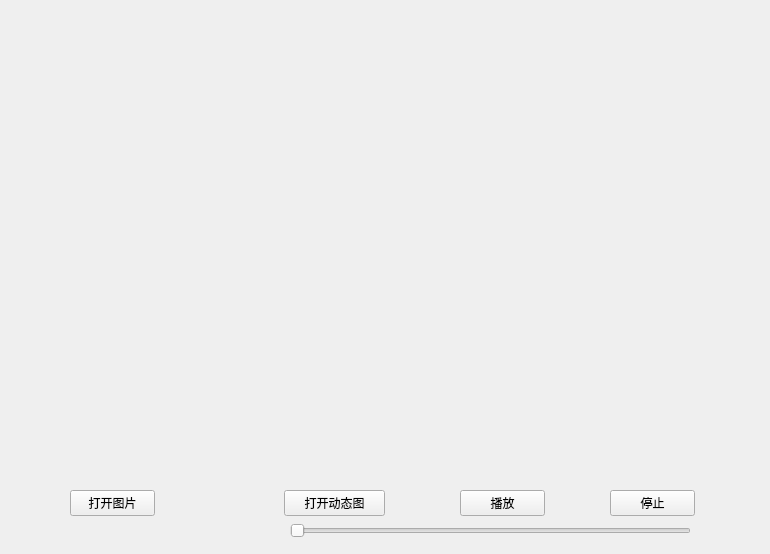
Old version of the form PictureView/widget.ui in the repository Xie-Long-0/Qt_projects.
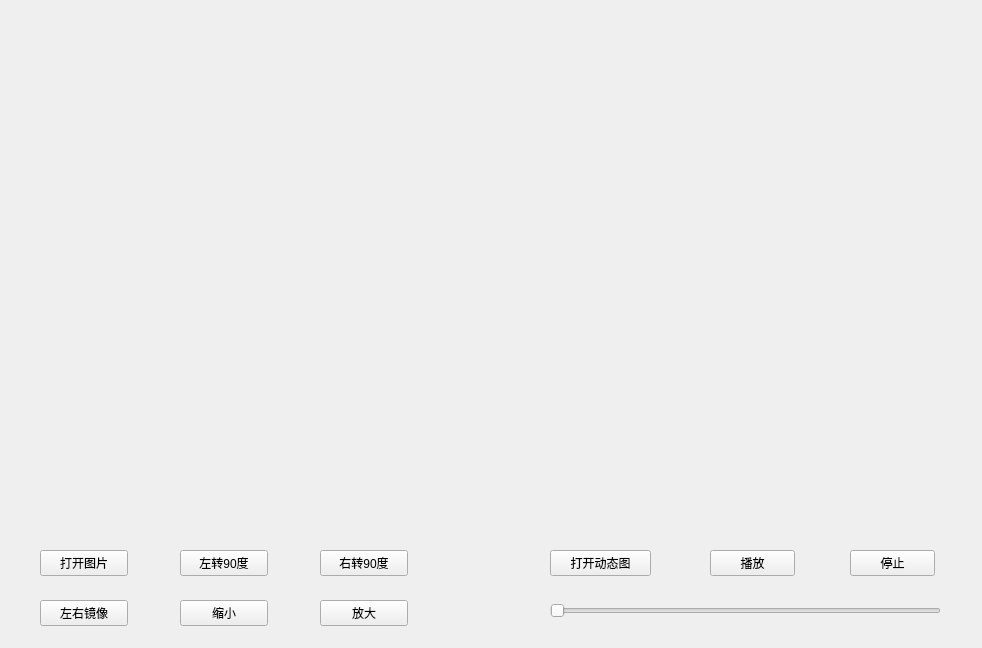
New version of the form.

Commit message: 修改：     PictureView.pro 修改：     main.cpp 新文件：   picture.ico 修改：     widget.cpp 修改：     widget.h 修改：     widget.ui

Patch:
```diff
--- a/PictureView/widget.ui
+++ b/PictureView/widget.ui
@@ -6,22 +6,34 @@
    <rect>
     <x>0</x>
     <y>0</y>
-    <width>770</width>
-    <height>554</height>
+    <width>982</width>
+    <height>648</height>
    </rect>
   </property>
+  <property name="minimumSize">
+   <size>
+    <width>720</width>
+    <height>480</height>
+   </size>
+  </property>
   <property name="windowTitle">
    <string>Widget</string>
   </property>
   <widget class="QLabel" name="labelShow">
    <property name="geometry">
     <rect>
-     <x>20</x>
-     <y>20</y>
-     <width>731</width>
-     <height>431</height>
+     <x>0</x>
+     <y>10</y>
+     <width>941</width>
+     <height>501</height>
     </rect>
    </property>
+   <property name="sizePolicy">
+    <sizepolicy hsizetype="Expanding" vsizetype="Expanding">
+     <horstretch>0</horstretch>
+     <verstretch>0</verstretch>
+    </sizepolicy>
+   </property>
    <property name="text">
     <string/>
    </property>
@@ -29,9 +41,9 @@
   <widget class="QPushButton" name="ButtonOpenPic">
    <property name="geometry">
     <rect>
-     <x>70</x>
-     <y>490</y>
-     <width>85</width>
+     <x>40</x>
+     <y>550</y>
+     <width>88</width>
      <height>26</height>
     </rect>
    </property>
@@ -42,8 +54,8 @@
   <widget class="QPushButton" name="ButtonOpenMov">
    <property name="geometry">
     <rect>
-     <x>284</x>
-     <y>490</y>
+     <x>550</x>
+     <y>550</y>
      <width>101</width>
      <height>26</height>
     </rect>
@@ -55,8 +67,8 @@
   <widget class="QPushButton" name="ButtonStart">
    <property name="geometry">
     <rect>
-     <x>460</x>
-     <y>490</y>
+     <x>710</x>
+     <y>550</y>
      <width>85</width>
      <height>26</height>
     </rect>
@@ -68,8 +80,8 @@
   <widget class="QPushButton" name="ButtonStop">
    <property name="geometry">
     <rect>
-     <x>610</x>
-     <y>490</y>
+     <x>850</x>
+     <y>550</y>
      <width>85</width>
      <height>26</height>
     </rect>
@@ -81,9 +93,9 @@
   <widget class="QSlider" name="horizontalSlider">
    <property name="geometry">
     <rect>
-     <x>290</x>
-     <y>520</y>
-     <width>401</width>
+     <x>550</x>
+     <y>600</y>
+     <width>391</width>
      <height>22</height>
     </rect>
    </property>
@@ -91,6 +103,71 @@
     <enum>Qt::Horizontal</enum>
    </property>
   </widget>
+  <widget class="QPushButton" name="ButtonTurnLeft">
+   <property name="geometry">
+    <rect>
+     <x>180</x>
+     <y>550</y>
+     <width>88</width>
+     <height>26</height>
+    </rect>
+   </property>
+   <property name="text">
+    <string>左转90度</string>
+   </property>
+  </widget>
+  <widget class="QPushButton" name="ButtonTurnRight">
+   <property name="geometry">
+    <rect>
+     <x>320</x>
+     <y>550</y>
+     <width>88</width>
+     <height>26</height>
+    </rect>
+   </property>
+   <property name="text">
+    <string>右转90度</string>
+   </property>
+  </widget>
+  <widget class="QPushButton" name="ButtonTurn_LtoR">
+   <property name="geometry">
+    <rect>
+     <x>40</x>
+     <y>600</y>
+     <width>88</width>
+     <height>26</height>
+    </rect>
+   </property>
+   <property name="text">
+    <string>左右镜像</string>
+   </property>
+  </widget>
+  <widget class="QPushButton" name="ButtonZoomIn">
+   <property name="geometry">
+    <rect>
+     <x>180</x>
+     <y>600</y>
+     <width>88</width>
+     <height>26</height>
+    </rect>
+   </property>
+   <property name="text">
+    <string>缩小</string>
+   </property>
+  </widget>
+  <widget class="QPushButton" name="ButtonZoomOut">
+   <property name="geometry">
+    <rect>
+     <x>320</x>
+     <y>600</y>
+     <width>88</width>
+     <height>26</height>
+    </rect>
+   </property>
+   <property name="text">
+    <string>放大</string>
+   </property>
+  </widget>
  </widget>
  <layoutdefault spacing="6" margin="11"/>
  <resources/>
```
The commit also changes 5 other files.
